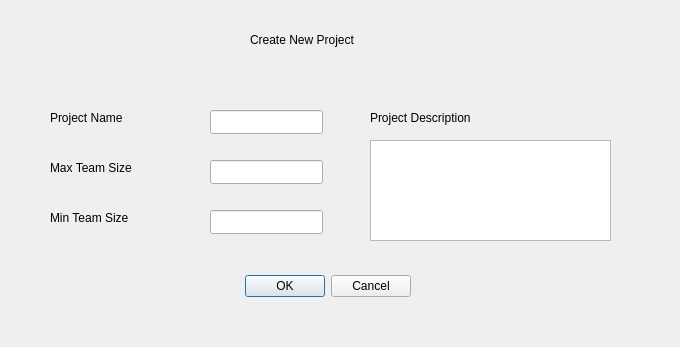
The window that createprojectview.ui (abhinavthukral28/stuPID) describes before a commit, drawn with Qt 5.
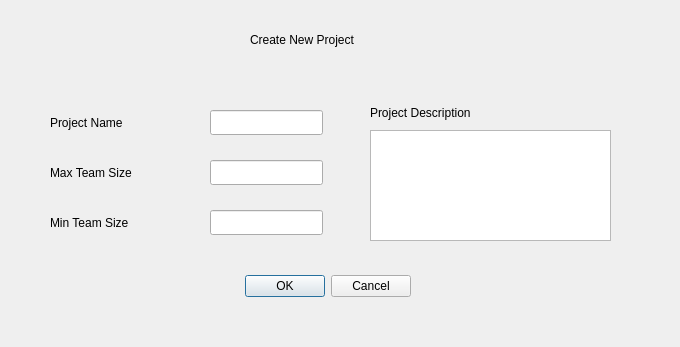
The same window after the commit.

```diff
--- a/createprojectview.ui
+++ b/createprojectview.ui
@@ -35,7 +35,7 @@
      <x>50</x>
      <y>110</y>
      <width>91</width>
-     <height>16</height>
+     <height>25</height>
     </rect>
    </property>
    <property name="text">
@@ -46,9 +46,9 @@
    <property name="geometry">
     <rect>
      <x>370</x>
-     <y>110</y>
+     <y>100</y>
      <width>131</width>
-     <height>16</height>
+     <height>25</height>
     </rect>
    </property>
    <property name="text">
@@ -61,7 +61,7 @@
      <x>50</x>
      <y>160</y>
      <width>111</width>
-     <height>16</height>
+     <height>25</height>
     </rect>
    </property>
    <property name="text">
@@ -74,7 +74,7 @@
      <x>50</x>
      <y>210</y>
      <width>101</width>
-     <height>16</height>
+     <height>25</height>
     </rect>
    </property>
    <property name="text">
@@ -87,7 +87,7 @@
      <x>210</x>
      <y>110</y>
      <width>113</width>
-     <height>24</height>
+     <height>25</height>
     </rect>
    </property>
   </widget>
@@ -97,7 +97,7 @@
      <x>210</x>
      <y>160</y>
      <width>113</width>
-     <height>24</height>
+     <height>25</height>
     </rect>
    </property>
    <property name="text">
@@ -110,7 +110,7 @@
      <x>210</x>
      <y>210</y>
      <width>113</width>
-     <height>24</height>
+     <height>25</height>
     </rect>
    </property>
   </widget>
@@ -118,9 +118,9 @@
    <property name="geometry">
     <rect>
      <x>370</x>
-     <y>140</y>
+     <y>130</y>
      <width>241</width>
-     <height>101</height>
+     <height>111</height>
     </rect>
    </property>
   </widget>
```
